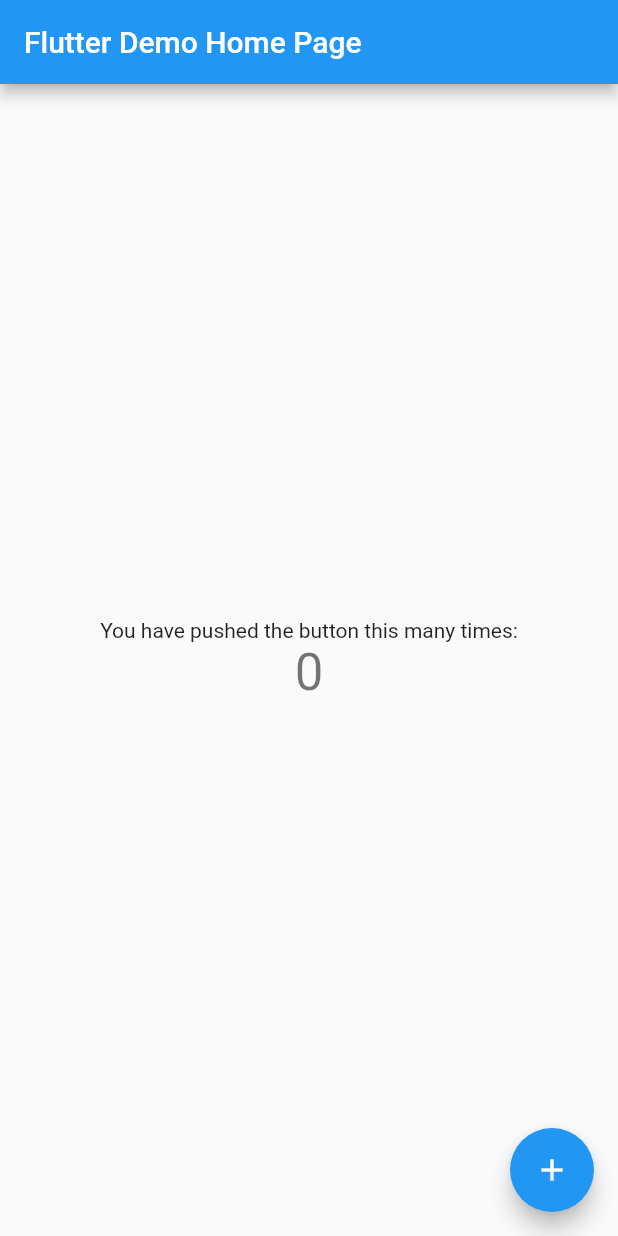
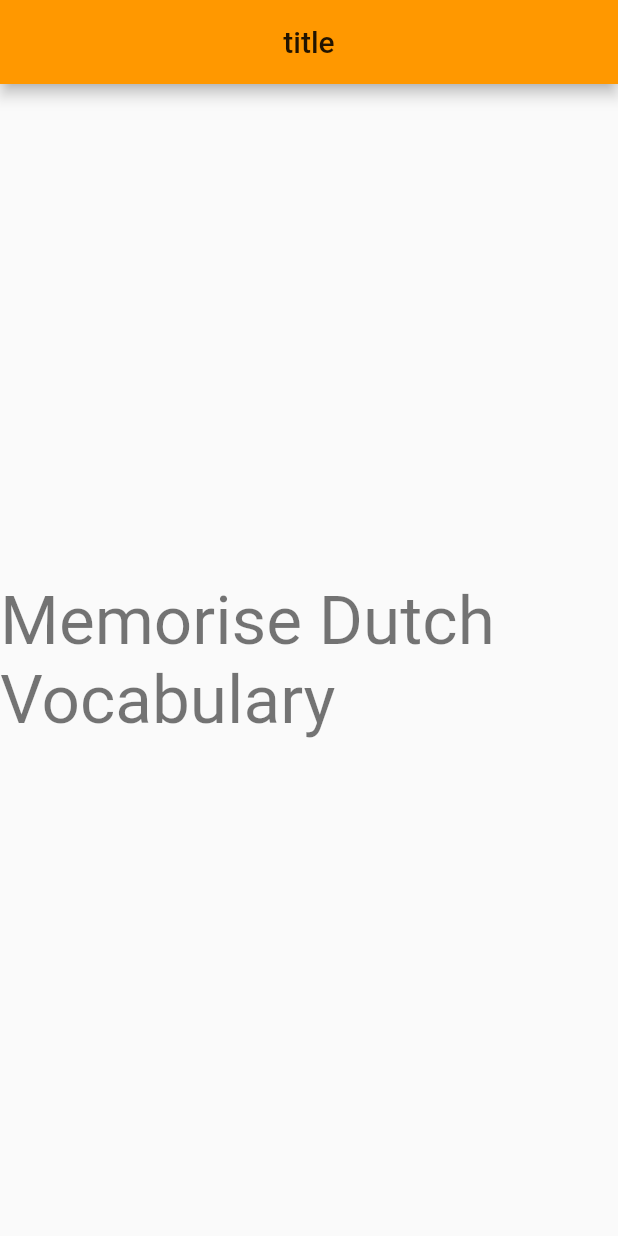
Before and after one commit to yakupbilgen/memorise-dutch-vocabulary, a Flutter app: the screen it shows after launch, on a phone screen of 412 x 824 dp. Run offline on Flutter 3.47's test engine with Material 2 defaults, Android fonts, the phone set to English and light mode, and no system bars.

Commit message:
established static appbar

```diff
--- /dev/null
+++ b/lib/constant/app_appbar.dart
@@ -0,0 +1,14 @@
+import 'package:flutter/material.dart';
+
+import 'app_constant.dart';
+
+AppBar appAppBar(BuildContext context, String title, bool showBackButton) {
+  return AppBar(
+    //backgroundColor: AppConstant.bgColor,
+    title: Text(
+      title,
+      style: Theme.of(context).textTheme.headline6,
+    ),
+    centerTitle: true,
+  );
+}
--- a/lib/main.dart
+++ b/lib/main.dart
@@ -1,115 +1,12 @@
 import 'package:flutter/material.dart';
+import 'package:memorisedutchvocabulary/screen/home_screen.dart';
 
 void main() {
-  runApp(const MyApp());
+  runApp(MaterialApp(
+    home: const HomeScren(),
+    theme: ThemeData(
+      primarySwatch: Colors.orange,
+    ),
+    debugShowCheckedModeBanner: false,
+  ));
 }
-
-class MyApp extends StatelessWidget {
-  const MyApp({super.key});
-
-  // This widget is the root of your application.
-  @override
-  Widget build(BuildContext context) {
-    return MaterialApp(
-      title: 'Flutter Demo',
-      theme: ThemeData(
-        // This is the theme of your application.
-        //
-        // Try running your application with "flutter run". You'll see the
-        // application has a blue toolbar. Then, without quitting the app, try
-        // changing the primarySwatch below to Colors.green and then invoke
-        // "hot reload" (press "r" in the console where you ran "flutter run",
-        // or simply save your changes to "hot reload" in a Flutter IDE).
-        // Notice that the counter didn't reset back to zero; the application
-        // is not restarted.
-        primarySwatch: Colors.blue,
-      ),
-      home: const MyHomePage(title: 'Flutter Demo Home Page'),
-    );
-  }
-}
-
-class MyHomePage extends StatefulWidget {
-  const MyHomePage({super.key, required this.title});
-
-  // This widget is the home page of your application. It is stateful, meaning
-  // that it has a State object (defined below) that contains fields that affect
-  // how it looks.
-
-  // This class is the configuration for the state. It holds the values (in this
-  // case the title) provided by the parent (in this case the App widget) and
-  // used by the build method of the State. Fields in a Widget subclass are
-  // always marked "final".
-
-  final String title;
-
-  @override
-  State<MyHomePage> createState() => _MyHomePageState();
-}
-
-class _MyHomePageState extends State<MyHomePage> {
-  int _counter = 0;
-
-  void _incrementCounter() {
-    setState(() {
-      // This call to setState tells the Flutter framework that something has
-      // changed in this State, which causes it to rerun the build method below
-      // so that the display can reflect the updated values. If we changed
-      // _counter without calling setState(), then the build method would not be
-      // called again, and so nothing would appear to happen.
-      _counter++;
-    });
-  }
-
-  @override
-  Widget build(BuildContext context) {
-    // This method is rerun every time setState is called, for instance as done
-    // by the _incrementCounter method above.
-    //
-    // The Flutter framework has been optimized to make rerunning build methods
-    // fast, so that you can just rebuild anything that needs updating rather
-    // than having to individually change instances of widgets.
-    return Scaffold(
-      appBar: AppBar(
-        // Here we take the value from the MyHomePage object that was created by
-        // the App.build method, and use it to set our appbar title.
-        title: Text(widget.title),
-      ),
-      body: Center(
-        // Center is a layout widget. It takes a single child and positions it
-        // in the middle of the parent.
-        child: Column(
-          // Column is also a layout widget. It takes a list of children and
-          // arranges them vertically. By default, it sizes itself to fit its
-          // children horizontally, and tries to be as tall as its parent.
-          //
-          // Invoke "debug painting" (press "p" in the console, choose the
-          // "Toggle Debug Paint" action from the Flutter Inspector in Android
-          // Studio, or the "Toggle Debug Paint" command in Visual Studio Code)
-          // to see the wireframe for each widget.
-          //
-          // Column has various properties to control how it sizes itself and
-          // how it positions its children. Here we use mainAxisAlignment to
-          // center the children vertically; the main axis here is the vertical
-          // axis because Columns are vertical (the cross axis would be
-          // horizontal).
-          mainAxisAlignment: MainAxisAlignment.center,
-          children: <Widget>[
-            const Text(
-              'You have pushed the button this many times:',
-            ),
-            Text(
-              '$_counter',
-              style: Theme.of(context).textTheme.headline4,
-            ),
-          ],
-        ),
-      ),
-      floatingActionButton: FloatingActionButton(
-        onPressed: _incrementCounter,
-        tooltip: 'Increment',
-        child: const Icon(Icons.add),
-      ), // This trailing comma makes auto-formatting nicer for build methods.
-    );
-  }
-}
--- /dev/null
+++ b/lib/screen/home_screen.dart
@@ -0,0 +1,24 @@
+import 'package:flutter/material.dart';
+import 'package:memorisedutchvocabulary/constant/app_appbar.dart';
+
+class HomeScren extends StatefulWidget {
+  const HomeScren({super.key});
+
+  @override
+  State<HomeScren> createState() => _HomeScrenState();
+}
+
+class _HomeScrenState extends State<HomeScren> {
+  @override
+  Widget build(BuildContext context) {
+    return Scaffold(
+      appBar: appAppBar(context, 'title', false),
+      body: Center(
+        child: Text(
+          'Memorise Dutch Vocabulary',
+          style: Theme.of(context).textTheme.headline3,
+        ),
+      ),
+    );
+  }
+}
```
Also changed, not shown: lib/constant/app_constant.dart (added, +18 -0 lines), 1 other file.
